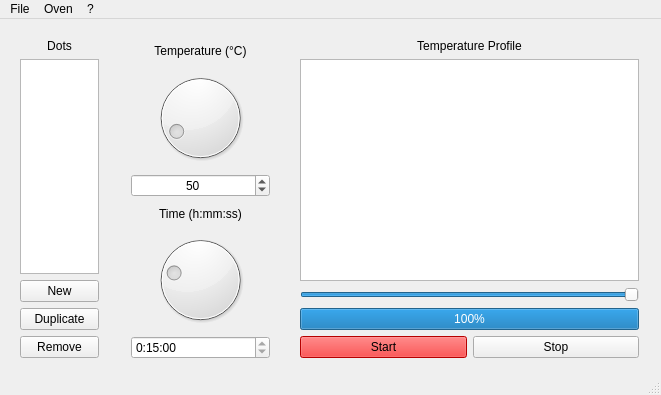
Old version of the form GUI/mainwindow.ui in the repository balsini/SmartBluetoothOven.
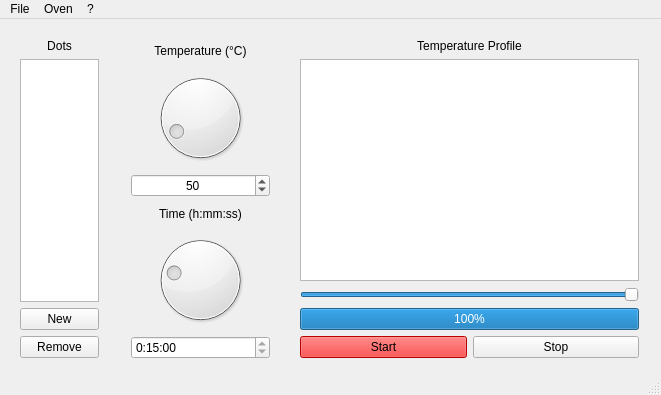
New version of the form.

Diff of the .ui file:
```diff
--- a/GUI/mainwindow.ui
+++ b/GUI/mainwindow.ui
@@ -107,7 +107,7 @@
       <height>341</height>
      </rect>
     </property>
-    <layout class="QVBoxLayout" name="verticalLayoutLeft" stretch="0,0,0,0,0">
+    <layout class="QVBoxLayout" name="verticalLayoutLeft" stretch="0,0,0,0">
      <property name="sizeConstraint">
       <enum>QLayout::SetDefaultConstraint</enum>
      </property>
@@ -131,13 +131,6 @@
        </property>
       </widget>
      </item>
-     <item>
-      <widget class="QPushButton" name="buttonDotDuplicate">
-       <property name="text">
-        <string>Duplicate</string>
-       </property>
-      </widget>
-     </item>
      <item>
       <widget class="QPushButton" name="buttonDotRemove">
        <property name="text">
```
Left out of the diff: 33 changed lines with no effect on the pictures.
